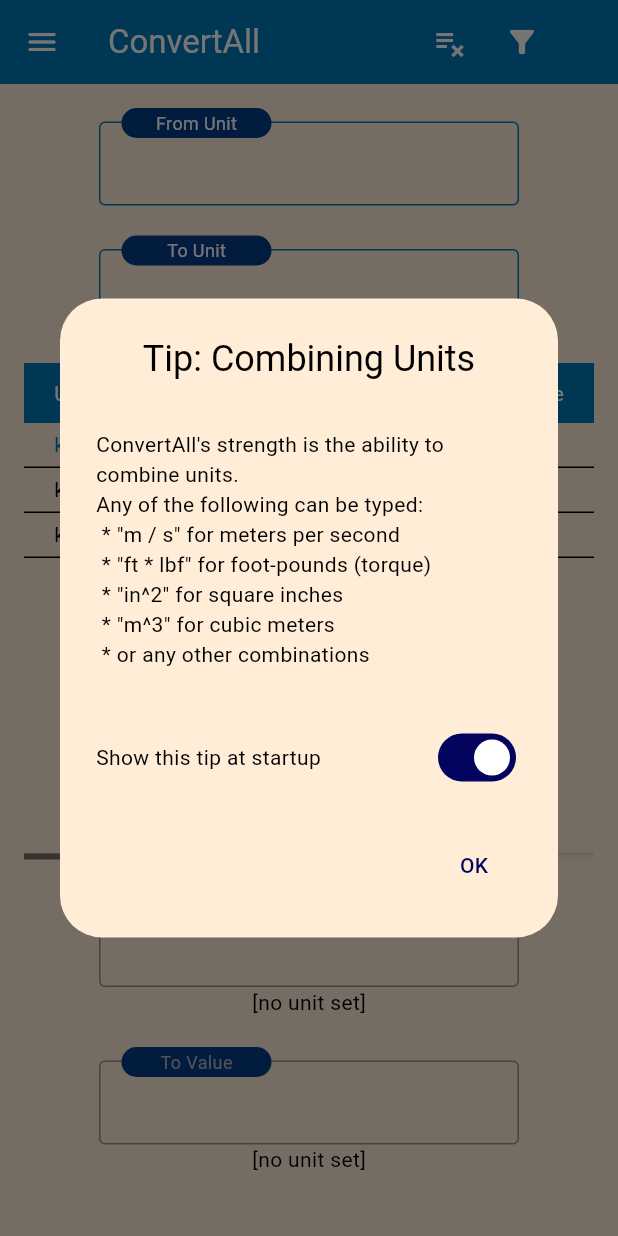
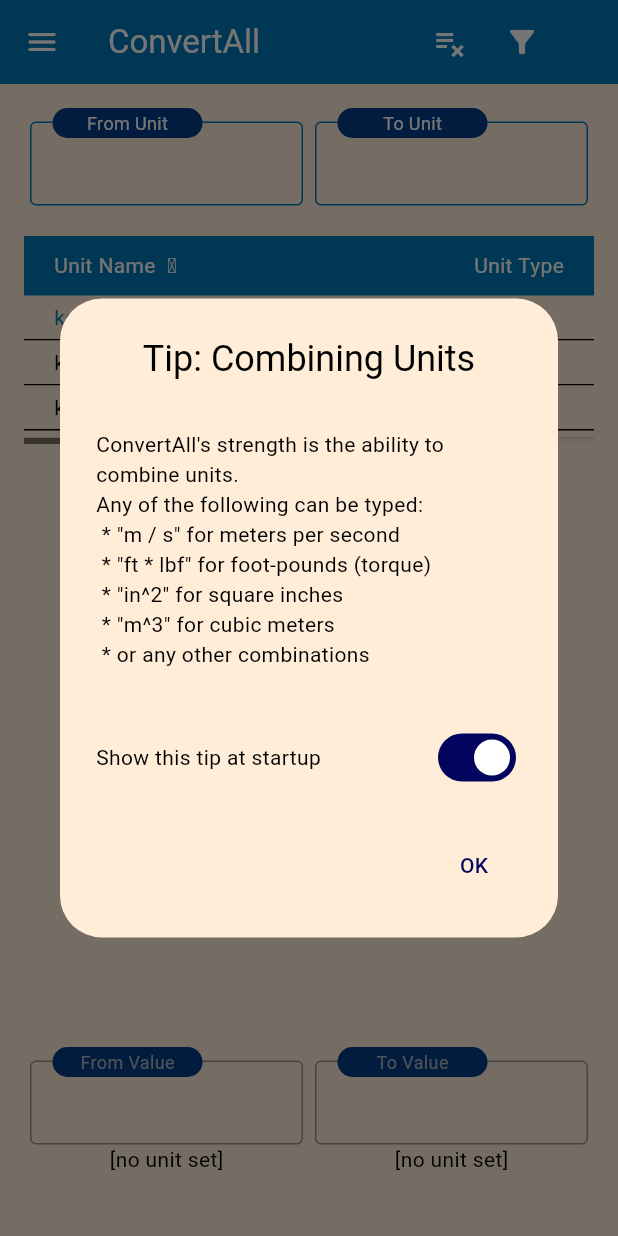
Before and after one commit to doug-101/ConvertAll, a Flutter app: the screen it shows after launch, on a phone screen of 412 x 824 dp. Run offline on Flutter 3.47's test engine with Material 2 defaults, Android fonts, the phone set to English and light mode, and no system bars; our stand-ins replace decimal, flutter_spinbox, package_info_plus, shared_preferences; missing offline and left inert: eval_ex, flutter_markdown_selectionarea, window_manager; project files that could hold a hidden picture were left out.

```diff
--- a/lib/gui/bases_view.dart
+++ b/lib/gui/bases_view.dart
@@ -72,9 +72,7 @@ class _BasesViewState extends State<BasesView> {
           alignment: Alignment.topCenter,
           child: SizedBox(
             width: 400.0,
-            child: Column(
-              mainAxisSize: MainAxisSize.min,
-              mainAxisAlignment: MainAxisAlignment.start,
+            child: ListView(
               children: <Widget>[
                 TextButton(
                   child: Text(baseParams.toString()),
@@ -220,7 +218,7 @@ class _BaseEditorState extends State<BaseEditor> {
       }
     }
     return Padding(
-      padding: const EdgeInsets.only(top: 12),
+      padding: const EdgeInsets.only(top: 8),
       child: LabelledTextEditor(
         labelText: widget.label,
         errorText: widget.isValueFixed && widget.errorMsg.isNotEmpty
--- a/lib/gui/frame_view.dart
+++ b/lib/gui/frame_view.dart
@@ -276,25 +276,27 @@ class _FrameViewState extends State<FrameView> with WindowListener {
           body: Padding(
             padding: const EdgeInsets.all(16),
             child: Center(
+              child: SizedBox(
+                width: 750.0,
                 child: Column(
                   children: <Widget>[
-                  SizedBox(
-                    width: double.infinity,
-                    child: Wrap(
-                      alignment: WrapAlignment.spaceAround,
-                      runSpacing: 20,
+                    Row(
+                      mainAxisAlignment: MainAxisAlignment.spaceAround,
                       children: <Widget>[
-                        UnitTextEditor(
+                        Flexible(
+                          child: UnitTextEditor(
                             unitGroup: model.fromUnit,
                             isFrom: true,
                             focusNode: _fromEditorFocusNode,
                           ),
-                        UnitTextEditor(
+                        ),
+                        Flexible(
+                          child: UnitTextEditor(
                             unitGroup: model.toUnit,
                             isFrom: false,
                           ),
+                        ),
                       ],
-                    ),
                     ),
                     Expanded(
                       child: Padding(
@@ -302,20 +304,20 @@ class _FrameViewState extends State<FrameView> with WindowListener {
                         child: UnitTable(),
                       ),
                     ),
-                  SizedBox(
-                    width: double.infinity,
-                    child: Wrap(
-                      alignment: WrapAlignment.spaceAround,
-                      runSpacing: 20,
+                    Row(
+                      mainAxisAlignment: MainAxisAlignment.spaceAround,
                       children: <Widget>[
-                        UnitValueEditor(
+                        Flexible(
+                          child: UnitValueEditor(
                             isFrom: true,
                           ),
-                        UnitValueEditor(
+                        ),
+                        Flexible(
+                          child: UnitValueEditor(
                             isFrom: false,
                           ),
+                        ),
                       ],
-                    ),
                     ),
                     Padding(
                       padding: const EdgeInsets.only(top: 4),
@@ -325,6 +327,7 @@ class _FrameViewState extends State<FrameView> with WindowListener {
                 ),
               ),
             ),
+          ),
         );
       },
     );
--- a/lib/gui/settings_edit.dart
+++ b/lib/gui/settings_edit.dart
@@ -32,7 +32,11 @@ class _SettingEditState extends State<SettingEdit> {
     if (_formKey.currentState!.validate()) {
       _formKey.currentState!.save();
       final viewScale = prefs.getDouble('view_scale') ?? 1.0;
-      if (viewScale != origViewScale) {
+      if (viewScale != origViewScale &&
+          !kIsWeb &&
+          (defaultTargetPlatform == TargetPlatform.linux ||
+              defaultTargetPlatform == TargetPlatform.windows ||
+              defaultTargetPlatform == TargetPlatform.macOS)) {
         final currentSize = await windowManager.getSize();
         var currentWidth = currentSize.width;
         var currentHeight = currentSize.height;
--- a/lib/gui/unit_table.dart
+++ b/lib/gui/unit_table.dart
@@ -37,16 +37,28 @@ class _UnitTableState extends State<UnitTable> {
               model.highlightedTableUnit ?? model.currentUnit?.unitMatch;
           if (visibleUnit != null) {
             final pos = unitList.indexOf(visibleUnit) * lineHeight;
+            print('$pos ${_vertScrollCtrl.offset} $viewHeight');
             if (pos >= 0 && pos < _vertScrollCtrl.offset) {
               // Need to scroll up.
               _vertScrollCtrl.jumpTo(pos);
-            } else if (pos > _vertScrollCtrl.offset + viewHeight) {
+            } else if (pos > _vertScrollCtrl.offset + viewHeight - lineHeight) {
               // Need to scroll down.
               _vertScrollCtrl.jumpTo(pos - viewHeight + lineHeight);
             }
           }
         }
-        return Scrollbar(
+        // Align and set the max height to get the horizontal scrollbar near
+        // the table when there aren't many entries.
+        return Align(
+          alignment: Alignment.topCenter,
+          child: ConstrainedBox(
+            constraints: BoxConstraints(
+              minHeight: headerHeight + lineHeight,
+              maxHeight: headerHeight +
+                  lineHeight *
+                      (unitList.length > 0 ? unitList.length + 0.3 : 1),
+            ),
+            child: Scrollbar(
               controller: _horziScrollCtrl,
               thumbVisibility: true,
               trackVisibility: true,
@@ -75,7 +87,8 @@ class _UnitTableState extends State<UnitTable> {
                               final unit = unitList[index];
                               final isSelected =
                                   unit == model.currentUnit?.unitMatch;
-                          final isActive = unit == model.highlightedTableUnit;
+                              final isActive =
+                                  unit == model.highlightedTableUnit;
                               final textStyle = TextStyle(
                                 color: isSelected
                                     ? Theme.of(context)
@@ -85,7 +98,9 @@ class _UnitTableState extends State<UnitTable> {
                                         ? Theme.of(context)
                                             .colorScheme
                                             .onSurfaceVariant
-                                    : Theme.of(context).colorScheme.onSurface,
+                                        : Theme.of(context)
+                                            .colorScheme
+                                            .onSurface,
                               );
                               return GestureDetector(
                                 onTap: () {
@@ -93,12 +108,13 @@ class _UnitTableState extends State<UnitTable> {
                                 },
                                 child: Container(
                                   alignment: Alignment.center,
-                              constraints:
-                                  BoxConstraints.tightFor(height: lineHeight),
+                                  constraints: BoxConstraints.tightFor(
+                                      height: lineHeight),
                                   decoration: BoxDecoration(
                                     border: Border(
                                       bottom: BorderSide(
-                                      color: Theme.of(context).dividerColor),
+                                          color:
+                                              Theme.of(context).dividerColor),
                                     ),
                                     color: isSelected
                                         ? Theme.of(context)
@@ -142,6 +158,8 @@ class _UnitTableState extends State<UnitTable> {
                   ),
                 ),
               ),
+            ),
+          ),
         );
       },
     );
@@ -155,6 +173,7 @@ class _UnitTableHeader extends SliverPersistentHeaderDelegate {
   @override
   double get minExtent => headerHeight;
 
+  // Rebuild is needed to update light/dark theme setting.
   @override
   bool shouldRebuild(_UnitTableHeader oldDelegate) => true;
 
--- a/lib/gui/unit_text_editor.dart
+++ b/lib/gui/unit_text_editor.dart
@@ -117,7 +117,9 @@ class _UnitTextEditorState extends State<UnitTextEditor> {
 
   @override
   Widget build(BuildContext context) {
-    return ConstrainedBox(
+    return Padding(
+      padding: const EdgeInsets.symmetric(horizontal: 4),
+      child: ConstrainedBox(
         constraints: BoxConstraints(minWidth: 50, maxWidth: 280),
         child: Consumer<UnitController>(
           builder: (context, model, child) {
@@ -163,6 +165,7 @@ class _UnitTextEditorState extends State<UnitTextEditor> {
             );
           },
         ),
+      ),
     );
   }
 }
--- a/lib/gui/unit_value_editor.dart
+++ b/lib/gui/unit_value_editor.dart
@@ -60,7 +60,9 @@ class _UnitValueEditorState extends State<UnitValueEditor> {
 
   @override
   Widget build(BuildContext context) {
-    return ConstrainedBox(
+    return Padding(
+      padding: const EdgeInsets.symmetric(horizontal: 4),
+      child: ConstrainedBox(
         constraints: BoxConstraints(minWidth: 50, maxWidth: 280),
         child: Consumer<UnitController>(
           builder: (context, model, child) {
@@ -94,6 +96,7 @@ class _UnitValueEditorState extends State<UnitValueEditor> {
             );
           },
         ),
+      ),
     );
   }
 }
--- a/lib/main.dart
+++ b/lib/main.dart
@@ -20,8 +20,8 @@ bool allowSaveWindowGeo = false;
 
 const _stdWidth = 730.0;
 const _stdHeight = 630.0;
-const minWidth = 325.0;
-const minHeight = 630.0;
+const minWidth = 290.0;
+const minHeight = 380.0;
 
 Future<void> main() async {
   LicenseRegistry.addLicense(
@@ -56,9 +56,10 @@ Future<void> main() async {
     double? offsetX, offsetY;
     if (prefs.getBool('save_window_geo') ?? true) {
       size = Size(
-        prefs.getDouble('win_size_x') ?? _stdWidth,
-        prefs.getDouble('win_size_y') ?? _stdHeight,
-      ) * viewScale;
+            prefs.getDouble('win_size_x') ?? _stdWidth,
+            prefs.getDouble('win_size_y') ?? _stdHeight,
+          ) *
+          viewScale;
       offsetX = prefs.getDouble('win_pos_x');
       offsetY = prefs.getDouble('win_pos_y');
     }
@@ -138,9 +139,10 @@ Widget _webRootApp({required Widget child}) {
 
 Future<void> saveWindowGeo() async {
   if (!allowSaveWindowGeo) return;
+  final viewScale = prefs.getDouble('view_scale') ?? 1.0;
   final bounds = await windowManager.getBounds();
-  await prefs.setDouble('win_size_x', bounds.size.width);
-  await prefs.setDouble('win_size_y', bounds.size.height);
+  await prefs.setDouble('win_size_x', bounds.size.width / viewScale);
+  await prefs.setDouble('win_size_y', bounds.size.height / viewScale);
   await prefs.setDouble('win_pos_x', bounds.left);
   await prefs.setDouble('win_pos_y', bounds.top);
 }
```
Also changed, not shown: lib/gui/fractions_view.dart (+19 -6 lines). Lines whose indentation alone changed are shown as unchanged.
